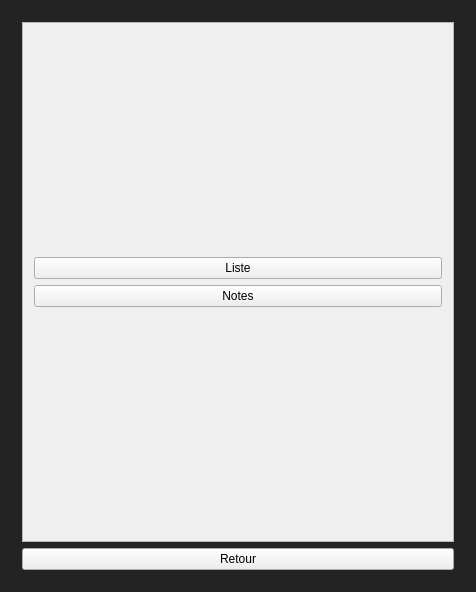
Old version of the form Qt_main/Qt_main.ui in the repository GMorelle-2412/GCP_C.
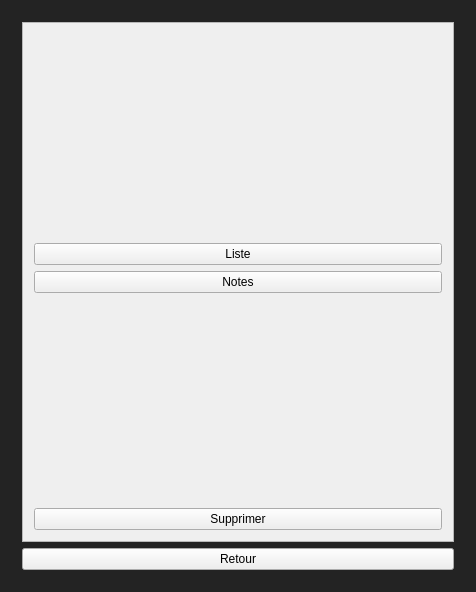
New version of the form. The open tabs and pages were chosen to show the change.

Patch:
```diff
--- a/Qt_main/Qt_main.ui
+++ b/Qt_main/Qt_main.ui
@@ -641,6 +641,19 @@
                <layout class="QVBoxLayout" name="verticalLayout_16">
                 <item>
                  <layout class="QVBoxLayout" name="verticalLayout_13">
+                  <item>
+                   <spacer name="verticalSpacer_9">
+                    <property name="orientation">
+                     <enum>Qt::Orientation::Vertical</enum>
+                    </property>
+                    <property name="sizeHint" stdset="0">
+                     <size>
+                      <width>20</width>
+                      <height>40</height>
+                     </size>
+                    </property>
+                   </spacer>
+                  </item>
                   <item>
                    <widget class="QPushButton" name="pushButton_19">
                     <property name="contextMenuPolicy">
@@ -658,6 +671,26 @@
                     </property>
                    </widget>
                   </item>
+                  <item>
+                   <spacer name="verticalSpacer_8">
+                    <property name="orientation">
+                     <enum>Qt::Orientation::Vertical</enum>
+                    </property>
+                    <property name="sizeHint" stdset="0">
+                     <size>
+                      <width>20</width>
+                      <height>40</height>
+                     </size>
+                    </property>
+                   </spacer>
+                  </item>
+                  <item>
+                   <widget class="QPushButton" name="pushButton_7">
+                    <property name="text">
+                     <string>Supprimer</string>
+                    </property>
+                   </widget>
+                  </item>
                  </layout>
                 </item>
                </layout>
```
Left out of the diff: 2 changed lines with no effect on the pictures.
